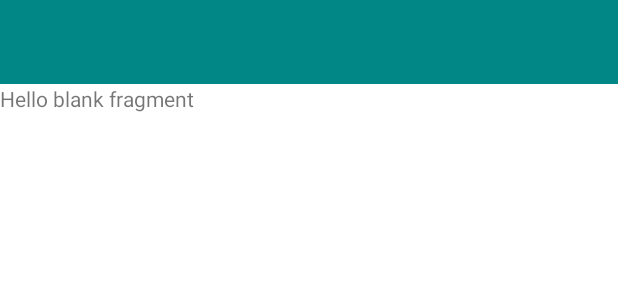
After one commit to osama-alshanti/MVVMRecipeApp, an Android app: the layout fragment_recipe_detail.xml on its own in the app's theme, with its tools: preview values and no code run, on a phone screen of 412 x 824 dp. The commit adds this screen. Shown: the top 300 px of the screen. Run offline under Robolectric (Android 15) with nearby library versions, the phone set to English and light mode, and no system bars.

Commit message:
redirect to detail recipe

```diff
--- /dev/null
+++ b/app/src/main/java/com/example/mvvmrecipeapp/ui/detail/ClickListener.kt
@@ -0,0 +1,6 @@
+package com.example.mvvmrecipeapp.ui.detail
+
+interface ClickListener {
+
+    fun onRecipeItemClicked(id: Int)
+}
--- /dev/null
+++ b/app/src/main/res/drawable/baseline_arrow_back_24.xml
@@ -0,0 +1,5 @@
+<vector android:autoMirrored="true" android:height="24dp"
+    android:tint="#000000" android:viewportHeight="24"
+    android:viewportWidth="24" android:width="24dp" xmlns:android="http://schemas.android.com/apk/res/android">
+    <path android:fillColor="@android:color/white" android:pathData="M20,11H7.83l5.59,-5.59L12,4l-8,8 8,8 1.41,-1.41L7.83,13H20v-2z"/>
+</vector>
--- /dev/null
+++ b/app/src/main/res/layout/fragment_recipe_detail.xml
@@ -0,0 +1,21 @@
+<?xml version="1.0" encoding="utf-8"?>
+<LinearLayout xmlns:android="http://schemas.android.com/apk/res/android"
+    xmlns:tools="http://schemas.android.com/tools"
+    android:layout_width="match_parent"
+    android:layout_height="match_parent"
+    android:orientation="vertical"
+    tools:context=".ui.detail.RecipeDetailFragment">
+
+    <include
+        android:id="@+id/toolbar"
+        layout="@layout/layout_toolbar"
+        android:layout_width="match_parent"
+        android:layout_height="?attr/actionBarSize"
+        />
+
+    <TextView
+        android:layout_width="match_parent"
+        android:layout_height="match_parent"
+        android:text="@string/hello_blank_fragment" />
+
+</LinearLayout>
--- /dev/null
+++ b/app/src/main/res/layout/layout_toolbar.xml
@@ -0,0 +1,68 @@
+<?xml version="1.0" encoding="utf-8"?>
+<androidx.appcompat.widget.Toolbar android:id="@+id/toolbar"
+    android:layout_width="match_parent"
+    app:layout_constraintTop_toTopOf="parent"
+    app:layout_constraintStart_toStartOf="parent"
+    app:layout_constraintEnd_toEndOf="parent"
+    android:layout_height="?attr/actionBarSize"
+    android:background="@color/teal_700"
+    xmlns:app="http://schemas.android.com/apk/res-auto"
+    xmlns:android="http://schemas.android.com/apk/res/android"
+    xmlns:tools="http://schemas.android.com/tools">
+
+    <RelativeLayout
+        android:layout_width="match_parent"
+        android:layout_height="match_parent"
+        android:layout_gravity="center"
+        android:gravity="center_vertical">
+
+        <ImageView
+            android:id="@+id/iv_back"
+            android:layout_width="wrap_content"
+            android:layout_height="wrap_content"
+            android:layout_centerVertical="true"
+            android:background="?selectableItemBackgroundBorderless"
+            android:padding="5dp"
+            android:visibility="gone"
+            android:src="@drawable/baseline_arrow_back_24"
+            app:tint="@color/white" />
+
+        <LinearLayout
+            android:id="@+id/ll_title"
+            android:layout_width="wrap_content"
+            android:layout_height="match_parent"
+            android:layout_gravity="center"
+            android:layout_marginStart="10dp"
+            android:layout_marginTop="5dp"
+            android:layout_marginEnd="5dp"
+            android:orientation="vertical"
+            android:layout_marginBottom="5dp"
+            android:layout_toEndOf="@id/iv_back"
+            android:gravity="center_vertical">
+
+            <TextView
+                android:id="@+id/txt_title"
+                android:layout_width="wrap_content"
+                android:layout_height="wrap_content"
+                android:textColor="@color/white"
+                android:textSize="16dp"
+                android:textStyle="bold"
+                tools:text="title toolbar" />
+
+            <TextView
+                android:id="@+id/txt_subtitle"
+                android:layout_width="wrap_content"
+                android:layout_height="wrap_content"
+                android:textColor="@color/white"
+                android:textSize="14dp"
+                android:visibility="gone"
+                android:maxLines="1"
+                tools:text="subtitle toolbar" />
+
+        </LinearLayout>
+
+
+
+    </RelativeLayout>
+
+</androidx.appcompat.widget.Toolbar>
--- a/app/src/main/res/layout/recipe_item.xml
+++ b/app/src/main/res/layout/recipe_item.xml
@@ -9,6 +9,7 @@
     <androidx.cardview.widget.CardView
         android:layout_width="match_parent"
         android:layout_height="wrap_content"
+        android:foreground="?attr/selectableItemBackground"
         android:layout_marginBottom="8dp"
         app:cardElevation="4dp"
         app:cardCornerRadius="2dp">
--- a/app/src/main/res/values-night/themes.xml
+++ b/app/src/main/res/values-night/themes.xml
@@ -1,16 +1,16 @@
 <resources xmlns:tools="http://schemas.android.com/tools">
     <!-- Base application theme. -->
-    <style name="Theme.MVVMRecipeApp" parent="Theme.MaterialComponents.DayNight.DarkActionBar">
-        <!-- Primary brand color. -->
-        <item name="colorPrimary">@color/purple_200</item>
-        <item name="colorPrimaryVariant">@color/purple_700</item>
-        <item name="colorOnPrimary">@color/black</item>
+    <style name="Theme.MVVMRecipeApp" parent="Theme.MaterialComponents.DayNight.NoActionBar">
+        <item name="colorPrimary">@color/teal_700</item>
+        <item name="colorPrimaryVariant">@color/teal_700</item>
+        <item name="colorOnPrimary">@color/white</item>
         <!-- Secondary brand color. -->
         <item name="colorSecondary">@color/teal_200</item>
-        <item name="colorSecondaryVariant">@color/teal_200</item>
-        <item name="colorOnSecondary">@color/black</item>
+        <item name="colorSecondaryVariant">@color/teal_700</item>
+        <item name="colorOnSecondary">@color/white</item>
         <!-- Status bar color. -->
-        <item name="android:statusBarColor">?attr/colorPrimaryVariant</item>
-        <!-- Customize your theme here. -->
+        <item name="android:statusBarColor" >@color/teal_700</item>
+        <item name="android:navigationBarColor" >@color/black</item>
+        <item name="android:progressBackgroundTint" >@color/teal_700</item>
     </style>
 </resources>
--- a/app/src/main/res/values/themes.xml
+++ b/app/src/main/res/values/themes.xml
@@ -1,16 +1,16 @@
 <resources xmlns:tools="http://schemas.android.com/tools">
     <!-- Base application theme. -->
-    <style name="Theme.MVVMRecipeApp" parent="Theme.MaterialComponents.DayNight.DarkActionBar">
-        <!-- Primary brand color. -->
-        <item name="colorPrimary">@color/purple_500</item>
-        <item name="colorPrimaryVariant">@color/purple_700</item>
+    <style name="Theme.MVVMRecipeApp" parent="Theme.MaterialComponents.DayNight.NoActionBar">
+        <item name="colorPrimary">@color/teal_700</item>
+        <item name="colorPrimaryVariant">@color/teal_700</item>
         <item name="colorOnPrimary">@color/white</item>
         <!-- Secondary brand color. -->
         <item name="colorSecondary">@color/teal_200</item>
         <item name="colorSecondaryVariant">@color/teal_700</item>
-        <item name="colorOnSecondary">@color/black</item>
+        <item name="colorOnSecondary">@color/white</item>
         <!-- Status bar color. -->
-        <item name="android:statusBarColor">?attr/colorPrimaryVariant</item>
-        <!-- Customize your theme here. -->
+        <item name="android:statusBarColor" >@color/teal_700</item>
+        <item name="android:navigationBarColor" >@color/black</item>
+        <item name="android:progressBackgroundTint" >@color/teal_700</item>
     </style>
 </resources>
```
Also changed, not shown: app/src/main/java/com/example/mvvmrecipeapp/ui/detail/RecipeDetailFragment.kt (added, +50 -0 lines), app/src/main/java/com/example/mvvmrecipeapp/ui/recipe/RecipeAdapter.kt (+7 -3 lines), app/src/main/java/com/example/mvvmrecipeapp/ui/recipe/RecipeListFragment.kt (+16 -3 lines), app/src/main/res/layout/fragment_recipe_list.xml (+17 -1 lines), app/src/main/res/navigation/nav_graph.xml (+16 -1 lines).
